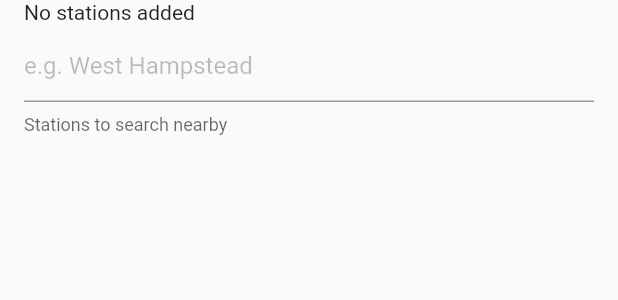
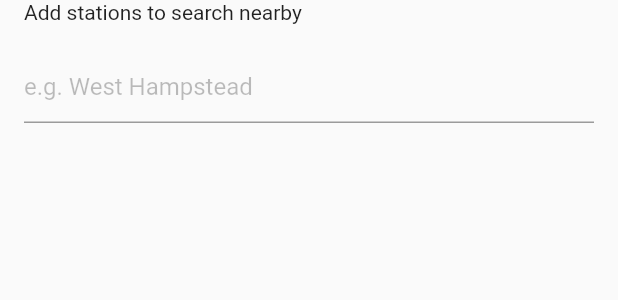
Before and after one commit to carlag/Home-Search, a Flutter app: the AutoComplete widget shown alone on an empty page, opened directly with empty values, on a phone screen of 412 x 824 dp. Shown: the top 300 px of the screen. Run offline on Flutter 3.47's test engine with Material 2 defaults, Android fonts, the phone set to English and light mode, and no system bars; drawn by our look-alikes of flutter_typeahead; our stand-ins replace csv, google_maps_flutter, google_sign_in; missing offline and left inert: universal_html; statements that could not run were skipped.

Commit message:
updated layout

```diff
--- a/frontend/lib/view/search/postcode_search_bar.dart
+++ b/frontend/lib/view/search/postcode_search_bar.dart
@@ -44,41 +44,19 @@ class AutoCompleteState extends State<AutoComplete> {
         crossAxisAlignment: CrossAxisAlignment.start,
         children: [
           if (widget.addedStations.isNotEmpty)
-            Padding(
-              padding: const EdgeInsets.only(left: 8.0),
-              child: SizedBox(
-                height: 50,
-                child: ListView.builder(
-                  scrollDirection: Axis.horizontal,
-                  itemCount: widget.addedStations.length,
-                  itemBuilder: (_, index) {
-                    final item = widget.addedStations[index];
-                    return Padding(
-                      padding: const EdgeInsets.all(2.0),
-                      child: Chip(
-                        label: Text(item.name),
-                        deleteIcon: Icon(Icons.close),
-                        onDeleted: () {
-                          setState(() {
-                            widget.addedStations.remove(item);
-                          });
-                        },
-                      ),
-                    );
-                  },
-                ),
+            SizedBox(height: 30.0, child: _selectedStations)
+          else
+            SizedBox(
+              height: 30.0,
+              child: Padding(
+                padding: const EdgeInsets.only(left: 16.0),
+                child: Text('Add stations to search nearby'),
               ),
-            )
-          else
-            Padding(
-              padding: const EdgeInsets.only(left: 16.0),
-              child: Text('No stations added'),
             ),
           ListTile(
             title: TypeAheadField(
                 textFieldConfiguration: TextFieldConfiguration(
                   decoration: InputDecoration(
-                    helperText: 'Stations to search nearby',
                     hintText: 'e.g. West Hampstead',
                     hintStyle: TextStyle(color: Colors.black26),
                   ),
@@ -115,4 +93,32 @@ class AutoCompleteState extends State<AutoComplete> {
       ),
     );
   }
+
+  Widget get _selectedStations => SizedBox(
+        child: Padding(
+          padding: const EdgeInsets.only(left: 8.0),
+          child: SizedBox(
+            height: 30,
+            child: ListView.builder(
+              scrollDirection: Axis.horizontal,
+              itemCount: widget.addedStations.length,
+              itemBuilder: (_, index) {
+                final item = widget.addedStations[index];
+                return Padding(
+                  padding: const EdgeInsets.all(2.0),
+                  child: Chip(
+                    label: Text(item.name),
+                    deleteIcon: Icon(Icons.close),
+                    onDeleted: () {
+                      setState(() {
+                        widget.addedStations.remove(item);
+                      });
+                    },
+                  ),
+                );
+              },
+            ),
+          ),
+        ),
+      );
 }
```
Also changed, not shown: frontend/lib/view/home.dart (+62 -21 lines), frontend/lib/view/login/login.dart (+9 -4 lines), frontend/lib/view/search/search_form.dart (+16 -16 lines).
